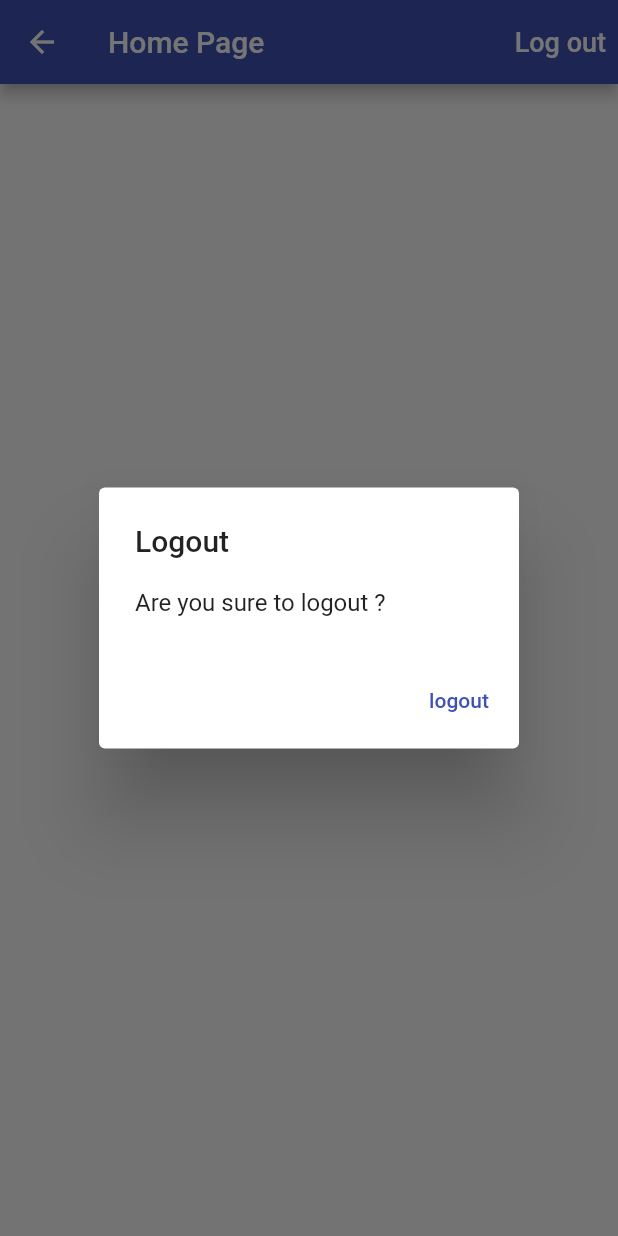
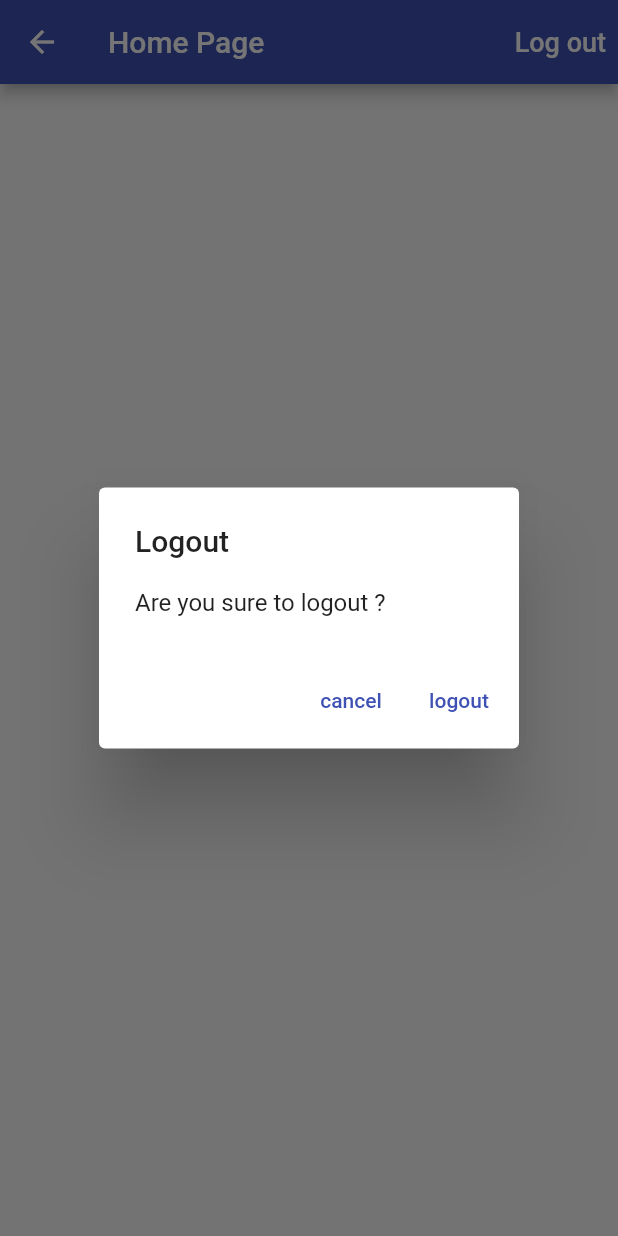
Before and after one commit to nirans2002/time_tracker_app, a Flutter app: the HomePage screen opened directly with empty values, after a tap on "Log out", on a phone screen of 412 x 824 dp. Run offline on Flutter 3.47's test engine with Material 2 defaults, Android fonts, the phone set to English and light mode, and no system bars; our stand-ins replace firebase_auth, google_sign_in; missing offline and left inert: flutter_facebook_login; accounts and stored records are empty.

Commit message:
logout dialog implement

```diff
--- a/lib/app/home_page.dart
+++ b/lib/app/home_page.dart
@@ -21,10 +21,11 @@ class HomePage extends StatelessWidget {
 
   Future<void> _confirmSignOut(BuildContext context) async {
     final didRequestSignOut = await PlatformAlertDialog(
-      content: 'Are you sure to logout ?',
-      title: 'Logout',
-      defaultActionText: 'logout',
-    ).show(context);
+            content: 'Are you sure to logout ?',
+            title: 'Logout',
+            defaultActionText: 'logout',
+            cancelActionText: 'cancel')
+        .show(context);
     if (didRequestSignOut == true) {
       _signOut();
     }
--- a/lib/components/platform_alert_dialog.dart
+++ b/lib/components/platform_alert_dialog.dart
@@ -8,6 +8,7 @@ class PlatformAlertDialog extends PlatformWidget {
   final String title;
   final String content;
   final String defaultActionText;
+  final String cancelActionText;
 
   Future<bool> show(BuildContext context) async {
     return Platform.isIOS
@@ -26,6 +27,7 @@ class PlatformAlertDialog extends PlatformWidget {
     @required this.title,
     @required this.content,
     @required this.defaultActionText,
+    this.cancelActionText,
   })  : assert(title != null),
         assert(content != null),
         assert(defaultActionText != null);
@@ -49,20 +51,30 @@ class PlatformAlertDialog extends PlatformWidget {
   }
 
   List<Widget> _buildActions(BuildContext context) {
-    return [
-      TextButton(
-        onPressed: () => Navigator.of(context).pop(),
+    final actions = <Widget>[];
+    if (cancelActionText != null) {
+      actions.add(
+        PlatformAlertDialogAction(
+          onPressed: () => Navigator.of(context).pop(false),
+          child: Text(cancelActionText),
+        ),
+      );
+    }
+    actions.add(
+      PlatformAlertDialogAction(
+        onPressed: () => Navigator.of(context).pop(true),
         child: Text(defaultActionText),
       ),
-    ];
+    );
+    return actions;
   }
 }
 
-class PlatformAlertDialogActions extends PlatformWidget {
+class PlatformAlertDialogAction extends PlatformWidget {
   final Widget child;
   final VoidCallback onPressed;
 
-  PlatformAlertDialogActions({this.child, this.onPressed});
+  PlatformAlertDialogAction({this.child, this.onPressed});
 
   @override
   Widget buildCupertinoWidget(BuildContext context) {
```
